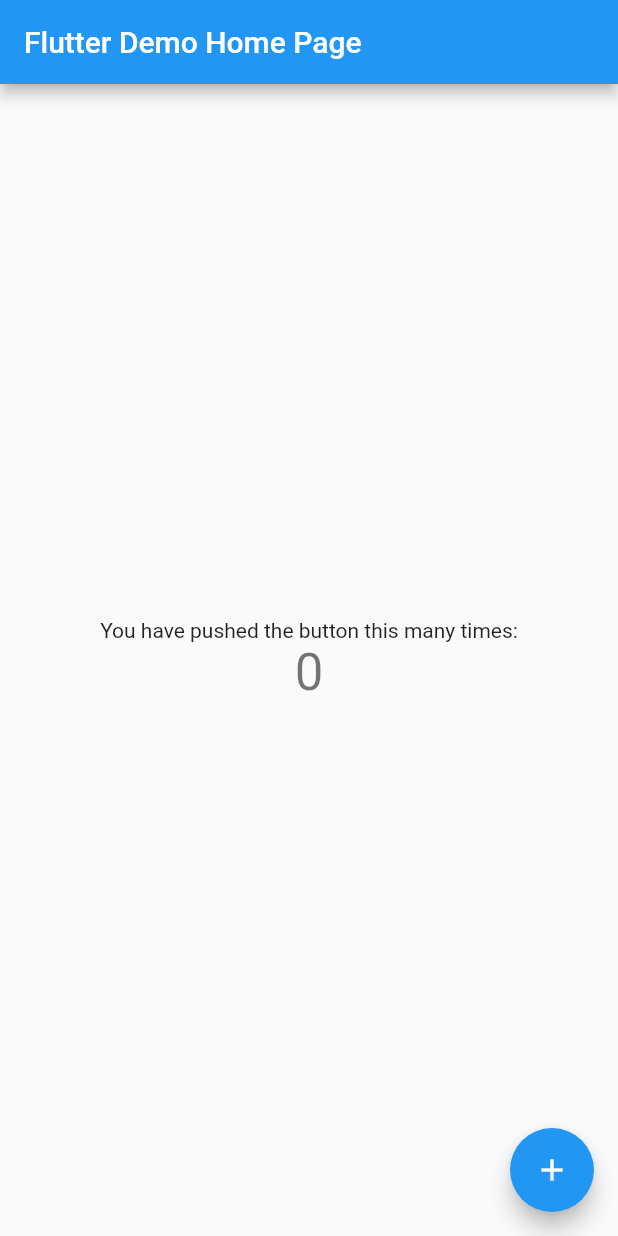
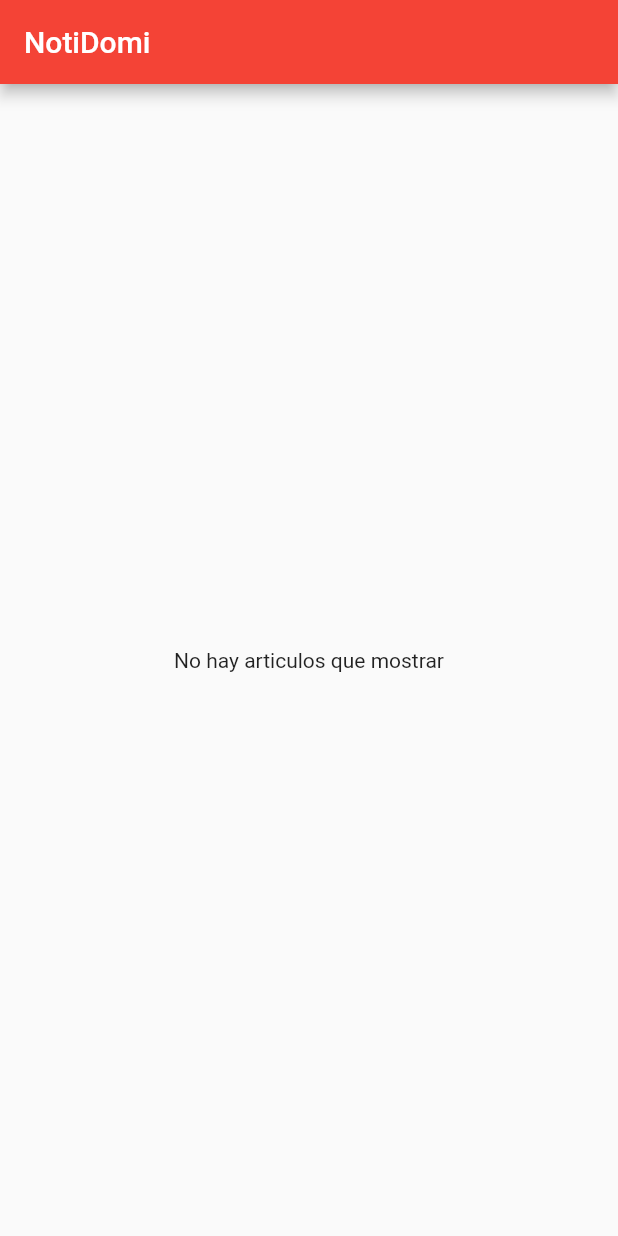
Before and after one commit to chriscoderdr/notidomi, a Flutter app: the screen it shows after launch, on a phone screen of 412 x 824 dp. Run offline on Flutter 3.47's test engine with Material 2 defaults, Android fonts, the phone set to English and light mode, and no system bars; our stand-ins replace cloud_firestore, timeago; accounts and stored records are empty.

Commit message:
feature: latest news

```diff
--- /dev/null
+++ b/lib/app.dart
@@ -0,0 +1,13 @@
+import 'package:flutter/material.dart';
+import 'package:notidomi/screens/home.dart';
+
+class App extends StatelessWidget {
+  @override
+  Widget build(BuildContext context) {
+    return MaterialApp(
+      title: 'NotiDomi',
+      theme: ThemeData(primarySwatch: Colors.red),
+      home: Home(),
+    );
+  }
+}
--- /dev/null
+++ b/lib/data/mock/mock_stories_data_source.dart
@@ -0,0 +1,109 @@
+import 'dart:async';
+
+import 'package:flutter/cupertino.dart';
+import 'package:notidomi/models/story.dart';
+
+import '../stories_data_source.dart';
+
+class MockStoriesDataSource implements StoriesDataSource {
+  StreamController<List<Story>> _streamController =
+      StreamController<List<Story>>();
+  final List<Story> _stories = <Story>[
+    Story(
+      title: 'Yeni Berenice no aceptará ser fiscal electoral “por principios”',
+      subtitle:
+          'La exfiscal del Distrito Nacional fue propuesta para el cargo por el PRM',
+      body: '''
+      Alegando “principios y motivos legales”, la exfiscal del Distrito Nacional, Yeni Berenice Reynoso, anunció la noche de este lunes que decidió que no aceptaría el cargo de fiscal electoral en caso de ser elegida, tras ser propuesta para el mismo.
+
+Reynoso fue sugerida para el cargo por el opositor Partido Revolucionario Moderno (PRM) en el marco del diálogo que efectúa el Centro Económico y Social (CES) con partidos políticos y miembros de la sociedad civil para lograr unas elecciones municipales transparentes y democráticas.
+
+Anunció su decisión en su cuenta oficial de Twitter @YeniBerenice en dos mensajes.
+
+“El sábado 7 de marzo del 2020, a través, de los medios de comunicación, recibí la noticia de que había sido propuesta para titular interina de la ‘Procuraduría Especializada para la Persecución de los Crímenes y Delitos Electorales’. ‘Valoro la propuesta, pero por razones de principios y por motivos de acciones legales que hemos iniciado en contra de decisiones del Consejo Superior del Ministerio Público, no puedo aceptar’”, fueron los post de la funcionaria judicial.
+      ''',
+      thumbnailUrl:
+          'https://www.diariolibre.com/binrepository/547x362/0c0/546d350/none/10904/QOPX/yeni-berenice-reynoso-nueva3_13403783_20200309201700.jpg',
+      publishedAt: DateTime.parse("2020-03-09 20:46"),
+    ),
+    Story(
+      title: 'Yeni Berenice no aceptará ser fiscal electoral “por principios”',
+      subtitle:
+          'La exfiscal del Distrito Nacional fue propuesta para el cargo por el PRM',
+      body: '''
+      Alegando “principios y motivos legales”, la exfiscal del Distrito Nacional, Yeni Berenice Reynoso, anunció la noche de este lunes que decidió que no aceptaría el cargo de fiscal electoral en caso de ser elegida, tras ser propuesta para el mismo.
+
+Reynoso fue sugerida para el cargo por el opositor Partido Revolucionario Moderno (PRM) en el marco del diálogo que efectúa el Centro Económico y Social (CES) con partidos políticos y miembros de la sociedad civil para lograr unas elecciones municipales transparentes y democráticas.
+
+Anunció su decisión en su cuenta oficial de Twitter @YeniBerenice en dos mensajes.
+
+“El sábado 7 de marzo del 2020, a través, de los medios de comunicación, recibí la noticia de que había sido propuesta para titular interina de la ‘Procuraduría Especializada para la Persecución de los Crímenes y Delitos Electorales’. ‘Valoro la propuesta, pero por razones de principios y por motivos de acciones legales que hemos iniciado en contra de decisiones del Consejo Superior del Ministerio Público, no puedo aceptar’”, fueron los post de la funcionaria judicial.
+      ''',
+      thumbnailUrl:
+          'https://www.diariolibre.com/binrepository/547x362/0c0/546d350/none/10904/QOPX/yeni-berenice-reynoso-nueva3_13403783_20200309201700.jpg',
+      publishedAt: DateTime.parse("2020-03-09 20:46"),
+    ),
+    Story(
+      title: 'Yeni Berenice no aceptará ser fiscal electoral “por principios”',
+      subtitle:
+          'La exfiscal del Distrito Nacional fue propuesta para el cargo por el PRM',
+      body: '''
+      Alegando “principios y motivos legales”, la exfiscal del Distrito Nacional, Yeni Berenice Reynoso, anunció la noche de este lunes que decidió que no aceptaría el cargo de fiscal electoral en caso de ser elegida, tras ser propuesta para el mismo.
+
+Reynoso fue sugerida para el cargo por el opositor Partido Revolucionario Moderno (PRM) en el marco del diálogo que efectúa el Centro Económico y Social (CES) con partidos políticos y miembros de la sociedad civil para lograr unas elecciones municipales transparentes y democráticas.
+
+Anunció su decisión en su cuenta oficial de Twitter @YeniBerenice en dos mensajes.
+
+“El sábado 7 de marzo del 2020, a través, de los medios de comunicación, recibí la noticia de que había sido propuesta para titular interina de la ‘Procuraduría Especializada para la Persecución de los Crímenes y Delitos Electorales’. ‘Valoro la propuesta, pero por razones de principios y por motivos de acciones legales que hemos iniciado en contra de decisiones del Consejo Superior del Ministerio Público, no puedo aceptar’”, fueron los post de la funcionaria judicial.
+      ''',
+      publishedAt: DateTime.parse("2020-03-09 20:46"),
+    ),
+    Story(
+      title: 'Yeni Berenice no aceptará ser fiscal electoral “por principios”',
+      subtitle:
+          'La exfiscal del Distrito Nacional fue propuesta para el cargo por el PRM',
+      body: '''
+      Alegando “principios y motivos legales”, la exfiscal del Distrito Nacional, Yeni Berenice Reynoso, anunció la noche de este lunes que decidió que no aceptaría el cargo de fiscal electoral en caso de ser elegida, tras ser propuesta para el mismo.
+
+Reynoso fue sugerida para el cargo por el opositor Partido Revolucionario Moderno (PRM) en el marco del diálogo que efectúa el Centro Económico y Social (CES) con partidos políticos y miembros de la sociedad civil para lograr unas elecciones municipales transparentes y democráticas.
+
+Anunció su decisión en su cuenta oficial de Twitter @YeniBerenice en dos mensajes.
+
+“El sábado 7 de marzo del 2020, a través, de los medios de comunicación, recibí la noticia de que había sido propuesta para titular interina de la ‘Procuraduría Especializada para la Persecución de los Crímenes y Delitos Electorales’. ‘Valoro la propuesta, pero por razones de principios y por motivos de acciones legales que hemos iniciado en contra de decisiones del Consejo Superior del Ministerio Público, no puedo aceptar’”, fueron los post de la funcionaria judicial.
+      ''',
+      thumbnailUrl:
+          'https://www.diariolibre.com/binrepository/547x362/0c0/546d350/none/10904/QOPX/yeni-berenice-reynoso-nueva3_13403783_20200309201700.jpg',
+      publishedAt: DateTime.parse("2020-03-09 20:46"),
+    ),
+  ];
+
+  Stream<List<Story>> stories() {
+    return _streamController.stream;
+  }
+
+  @override
+  void dispose() {
+    _streamController.close();
+  }
+
+  @override
+  void initialize() {
+    _streamController.add(_stories);
+  }
+
+  @override
+  void loadMore() {
+    // TODO: implement loadMore
+  }
+
+  @override
+  Stream<bool> inProgress() {
+    throw false;
+  }
+
+  @override
+  Stream<Story> story(String storyId) {
+    // TODO: implement story
+    throw UnimplementedError();
+  }
+}
--- a/lib/main.dart
+++ b/lib/main.dart
@@ -1,29 +1,7 @@
 import 'package:flutter/material.dart';
+import 'package:notidomi/app.dart';
 
-void main() => runApp(MyApp());
-
-class MyApp extends StatelessWidget {
-  // This widget is the root of your application.
-  @override
-  Widget build(BuildContext context) {
-    return MaterialApp(
-      title: 'Flutter Demo',
-      theme: ThemeData(
-        // This is the theme of your application.
-        //
-        // Try running your application with "flutter run". You'll see the
-        // application has a blue toolbar. Then, without quitting the app, try
-        // changing the primarySwatch below to Colors.green and then invoke
-        // "hot reload" (press "r" in the console where you ran "flutter run",
-        // or simply save your changes to "hot reload" in a Flutter IDE).
-        // Notice that the counter didn't reset back to zero; the application
-        // is not restarted.
-        primarySwatch: Colors.blue,
-      ),
-      home: MyHomePage(title: 'Flutter Demo Home Page'),
-    );
-  }
-}
+void main() => runApp(App());
 
 class MyHomePage extends StatefulWidget {
   MyHomePage({Key key, this.title}) : super(key: key);
--- /dev/null
+++ b/lib/models/story.dart
@@ -0,0 +1,16 @@
+class Story {
+  final String id;
+  final String title;
+  final String subtitle;
+  final String body;
+  final String thumbnailUrl;
+  final DateTime publishedAt;
+
+  Story(
+      {this.id,
+      this.title,
+      this.subtitle,
+      this.body,
+      this.thumbnailUrl,
+      this.publishedAt});
+}
--- /dev/null
+++ b/lib/screens/home.dart
@@ -0,0 +1,99 @@
+import 'package:flutter/material.dart';
+import 'package:flutter/widgets.dart';
+import 'package:notidomi/data/firebase/firebase_stories_data_source.dart';
+import 'package:notidomi/data/mock/mock_stories_data_source.dart';
+import 'package:notidomi/data/stories_data_source.dart';
+import 'package:notidomi/models/story.dart';
+import 'package:notidomi/widgets/StoryListItem.dart';
+
+class Home extends StatefulWidget {
+  @override
+  State<StatefulWidget> createState() {
+    return _HomeState();
+  }
+}
+
+class _HomeState extends State<Home> {
+  StoriesDataSource _storiesDataSource;
+  ScrollController _scrollController = ScrollController();
+  bool loadMoreInProgress;
+
+  @override
+  void initState() {
+    // TODO: implement initState
+    super.initState();
+    _storiesDataSource = MockStoriesDataSource();
+    _storiesDataSource = FirebaseStoriesDataSource();
+    loadMoreInProgress = true;
+    _storiesDataSource.initialize();
+    _storiesDataSource.inProgress().listen((event) {
+      Future.delayed(Duration(seconds: 1)).then((value) {
+        setState(() {
+          loadMoreInProgress = event;
+        });
+      });
+    });
+    _scrollController.addListener(() {
+      var maxScrollExtent = _scrollController.position.maxScrollExtent;
+      var triggerFetchMoreSize = maxScrollExtent * 0.8;
+      if (triggerFetchMoreSize > 0 &&
+          _scrollController.position.pixels >= triggerFetchMoreSize &&
+          !loadMoreInProgress) {
+        loadMoreInProgress = true;
+        _storiesDataSource.loadMore();
+      }
+    });
+  }
+
+  @override
+  Widget build(BuildContext context) {
+    // TODO: implement build
+    return Scaffold(
+      appBar: AppBar(
+        title: Text("NotiDomi"),
+      ),
+      body: StreamBuilder<List<Story>>(
+        stream: _storiesDataSource.stories(),
+        builder: (context, snapshot) {
+          if (snapshot.data != null && snapshot.data.isNotEmpty) {
+            return RefreshIndicator(
+              onRefresh: () {
+                _storiesDataSource.initialize();
+                return Future.delayed(Duration(seconds: 1));
+              },
+              child: Column(children: <Widget>[
+                Expanded(
+                  child: ListView(
+                    physics: AlwaysScrollableScrollPhysics(),
+                    controller: _scrollController,
+                    itemExtent: 150,
+                    shrinkWrap: false,
+                    padding: const EdgeInsets.all(8),
+                    children: snapshot.data.map((story) {
+                      return StoryListItem(story: story);
+                    }).toList(),
+                  ),
+                ),
+                this.loadMoreInProgress
+                    ? LinearProgressIndicator()
+                    : Container(),
+              ]),
+            );
+          } else {
+            if (this.loadMoreInProgress) {
+              return Center(child: CircularProgressIndicator());
+            }
+            return Center(child: Text("No hay articulos que mostrar"));
+          }
+        },
+      ),
+    );
+  }
+
+  @override
+  void dispose() {
+    // TODO: implement dispose
+    super.dispose();
+    _storiesDataSource.dispose();
+  }
+}
```
Also changed, not shown: lib/data/firebase/firebase_stories_data_source.dart (added, +100 -0 lines), lib/data/stories_data_source.dart (added, +15 -0 lines), lib/screens/story_detail.dart (added, +95 -0 lines), lib/widgets/StoryListItem.dart (added, +119 -0 lines), pubspec.yaml (+6 -1 lines), pubspec.lock, 10 other files.
